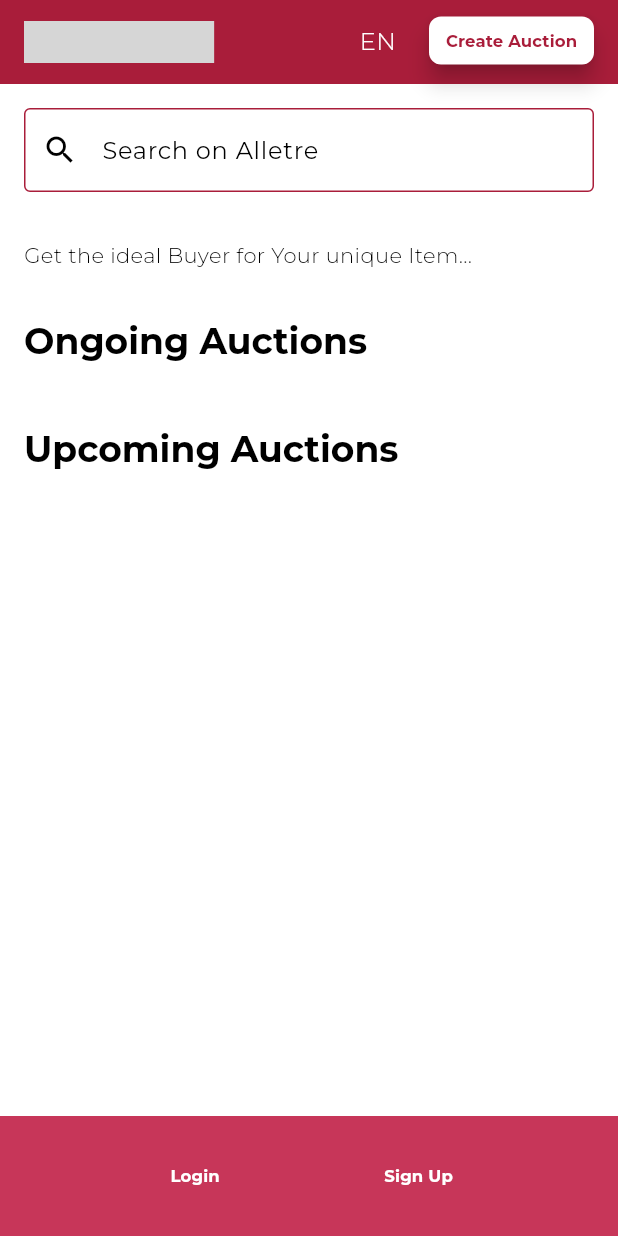
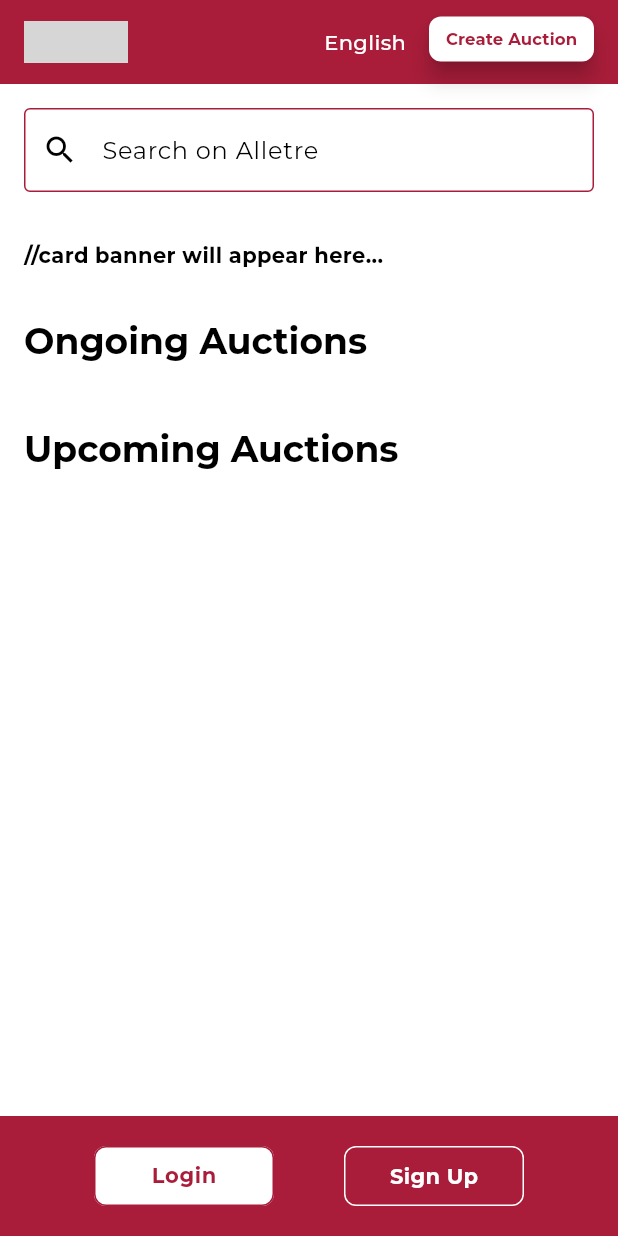
Before and after one commit to AlleTre-E-Commerce-Complex/alletre-flutter, a Flutter app: the screen it shows after launch, on a phone screen of 412 x 824 dp. Run offline on Flutter 3.47's test engine with Material 3 defaults, Android fonts, the phone set to English and light mode, and no system bars; our stand-ins replace flutter_svg; grey boxes are pictures that could not be loaded.

Commit message:
updated the language text, new styles given for the buttoms in bottom navbar

```diff
--- a/lib/controller/providers/language_provider.dart
+++ b/lib/controller/providers/language_provider.dart
@@ -1,12 +1,12 @@
 import 'package:flutter/material.dart';
 
 class LanguageProvider with ChangeNotifier {
-  String _currentLanguage = 'EN';
+  String _currentLanguage = 'English';
 
   String get currentLanguage => _currentLanguage;
 
   void toggleLanguage() {
-    _currentLanguage = _currentLanguage == 'EN' ? 'AR' : 'EN';
+    _currentLanguage = _currentLanguage == 'English' ? 'العربية' : 'English';
     notifyListeners();
   }
 }
--- /dev/null
+++ b/lib/utils/button/textbutton.dart
@@ -0,0 +1,25 @@
+import 'package:flutter/material.dart';
+
+Widget buildFixedSizeButton({
+  required String text,
+  required VoidCallback onPressed,
+  required Color backgroundColor,
+  required Color borderColor,
+  required TextStyle textStyle,
+}) {
+  return SizedBox(
+    width: 120,
+    height: 40,
+    child: TextButton(
+      onPressed: onPressed,
+      style: TextButton.styleFrom(
+        backgroundColor: backgroundColor,
+        side: BorderSide(color: borderColor),
+        shape: RoundedRectangleBorder(
+          borderRadius: BorderRadius.circular(8),
+        ),
+      ),
+      child: Text(text, style: textStyle),
+    ),
+  );
+}
--- a/lib/utils/theme/app_theme.dart
+++ b/lib/utils/theme/app_theme.dart
@@ -41,15 +41,15 @@ ThemeData customTheme() {
       ),
       bodyMedium: TextStyle(
         fontFamily: 'Montserrat',
-        fontWeight: FontWeight.w300, // Light
+        fontWeight: FontWeight.w600, // Light
         fontSize: 14,
-        color: onSecondaryColor
+        color: secondaryColor
       ),
       bodySmall: TextStyle(
         fontFamily: 'Montserrat',
-        fontWeight: FontWeight.w300, // Light
-        fontSize: 12,
-        color: onSecondaryColor
+        fontWeight: FontWeight.w600, // Medium
+        fontSize: 14,
+        color: primaryColor
       ),
       labelLarge: TextStyle(
         fontFamily: 'Montserrat',
@@ -82,25 +82,6 @@ ThemeData customTheme() {
       error: errorColor,
     ),
 
-    // AppBar Theme
-    appBarTheme: const AppBarTheme(
-      backgroundColor: primaryColor,
-      titleTextStyle: TextStyle(
-        fontFamily: 'Montserrat', // Apply to AppBar text
-        fontSize: 24,
-        fontWeight: FontWeight.bold,
-        color: secondaryColor
-      ),
-      iconTheme: IconThemeData(color: secondaryColor),
-    ),
-
-    // Button Theme
-    buttonTheme: ButtonThemeData(
-      buttonColor: surfaceColor,
-      shape: RoundedRectangleBorder(borderRadius: BorderRadius.circular(8)),
-      textTheme: ButtonTextTheme.primary,
-    ),
-
     // Floating Action Button Theme
     floatingActionButtonTheme: FloatingActionButtonThemeData(
       backgroundColor: primaryColor,
@@ -108,7 +89,7 @@ ThemeData customTheme() {
     ),
 
     // Bottom App Bar Theme
-    bottomAppBarTheme: const BottomAppBarTheme(color: surfaceColor),
+    bottomAppBarTheme: const BottomAppBarTheme(color: primaryColor),
 
     // Input Decoration Theme
     inputDecorationTheme: const InputDecorationTheme(
--- a/lib/view/home/home_screen.dart
+++ b/lib/view/home/home_screen.dart
@@ -1,5 +1,7 @@
 import 'package:alletre_app/controller/providers/auction_provider.dart';
 import 'package:alletre_app/controller/providers/language_provider.dart';
+import 'package:alletre_app/utils/button/textbutton.dart';
+import 'package:alletre_app/utils/theme/app_theme.dart';
 import 'package:alletre_app/view/widgets/auction_list_widget.dart';
 import 'package:flutter/material.dart';
 import 'package:flutter_svg/flutter_svg.dart';
@@ -18,36 +20,33 @@ class HomeScreen extends StatelessWidget {
     return Scaffold(
       appBar: AppBar(
         backgroundColor: Theme.of(context).primaryColor,
-        title: Padding(
-          padding: const EdgeInsets.only(right: 81),
-          child: SizedBox(
+        title: SizedBox(
           height: 28,
+          width: 69,
           child: SvgPicture.asset(
             'assets/images/alletre_header.svg',
             fit: BoxFit.contain,
           ),
         ),
-        ),
         actions: [
-          Padding(
-            padding: const EdgeInsets.only(right: 10),
-            child: GestureDetector(
+          GestureDetector(
             onTap: () {
               context.read<LanguageProvider>().toggleLanguage();
             },
-              child: Row(
-                children: [
-                  Padding(
-                    padding: const EdgeInsets.only(right: 138),
+            child: SizedBox(
+              width: 196,
               child: Text(
                 currentLanguage,
-                      style: const TextStyle(
-                        color: Colors.white,
-                        fontSize: 16,
+                style: TextStyle(
+                  color: secondaryColor,
+                  fontSize: currentLanguage == 'English'
+                      ? 14
+                      : 18,
+                      fontWeight: currentLanguage == 'English'
+                      ? FontWeight.w500
+                      : FontWeight.w600
                 ),
-                    ),
-                  ),
-                ],
+                textDirection: TextDirection.ltr,
               ),
             ),
           ),
@@ -71,7 +70,8 @@ class HomeScreen extends StatelessWidget {
             ),
             const Padding(
               padding: EdgeInsets.all(16.0),
-              child: Text('Get the ideal Buyer for Your unique Item...'),
+              child: Text('//card banner will appear here...',
+              style: TextStyle(color: Colors.black)),
             ),
             AuctionListWidget(
               title: 'Ongoing Auctions',
@@ -85,9 +85,9 @@ class HomeScreen extends StatelessWidget {
         ),
       ),
       floatingActionButton: Padding(
-        padding: const EdgeInsets.only(right: 4, bottom: 58),
+        padding: const EdgeInsets.only(right: 4, bottom: 60),
         child: SizedBox(
-          height: 32,
+          height: 30,
           width: 110,
           child: FloatingActionButton.extended(
             onPressed: () {
@@ -114,19 +114,19 @@ class HomeScreen extends StatelessWidget {
   child: Row(
     mainAxisAlignment: MainAxisAlignment.spaceEvenly,
     children: [
-            TextButton(
+      buildFixedSizeButton(
+        text: 'Login',
         onPressed: () {},
-              child: const Text(
-                'Login',
-                style: TextStyle(color: Colors.white),
+        backgroundColor: secondaryColor,
+        borderColor: primaryColor,
+        textStyle: Theme.of(context).textTheme.bodySmall!,
       ),
-            ),
-            TextButton(
+      buildFixedSizeButton(
+        text: 'Sign Up',
         onPressed: () {},
-              child: const Text(
-                'Sign Up',
-                style: TextStyle(color: Colors.white),
-              ),
+        backgroundColor: primaryColor,
+        borderColor: secondaryColor,
+        textStyle: Theme.of(context).textTheme.bodyMedium!,
       ),
     ],
   ),
```
Also changed, not shown: assets/images/alletre.svg (renamed from assets/images/alletre_splash.svg). Lines whose indentation alone changed are shown as unchanged.
